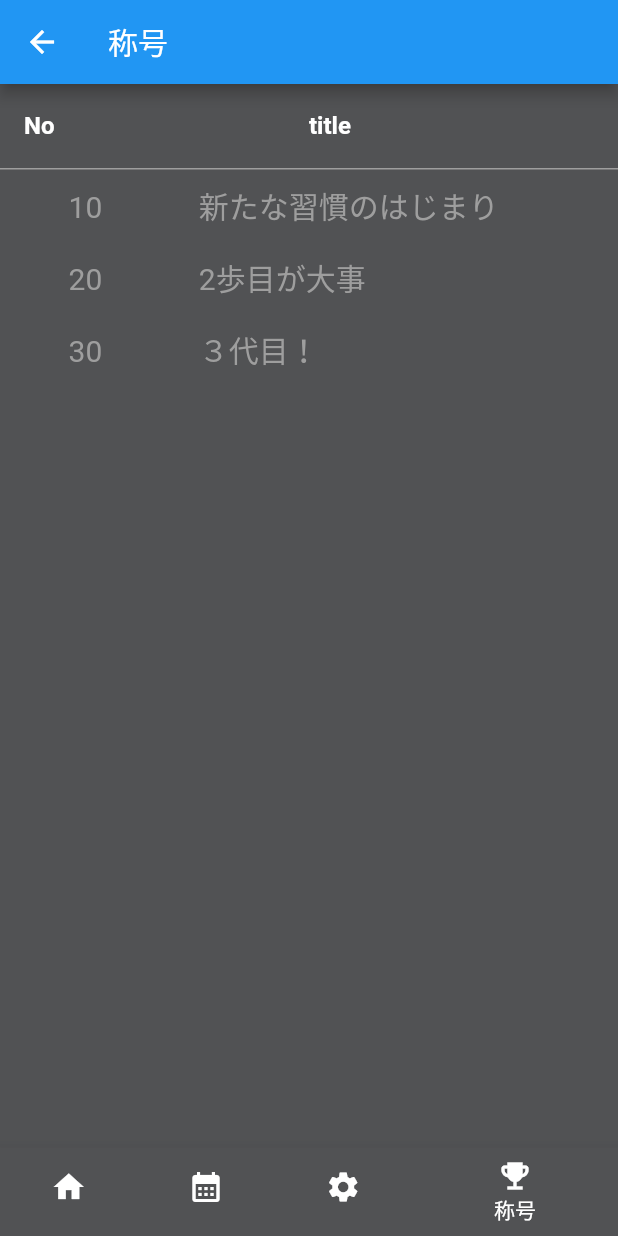
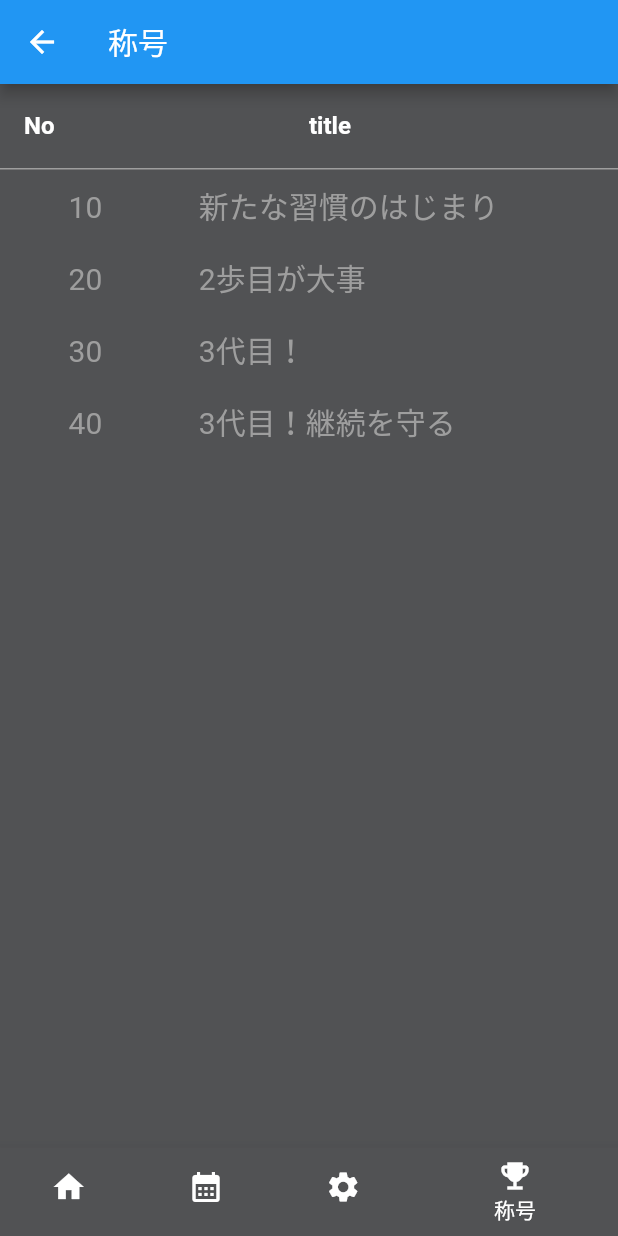
Before and after one commit to yousetsu/start_time_habits, a Flutter app: the AchievementScreen screen opened by its route, on a phone screen of 412 x 824 dp. Run offline on Flutter 3.47's test engine with Material 2 defaults, Android fonts, the phone set to English and light mode, and no system bars; our stand-ins replace flutter_calendar_carousel, flutter_local_notifications, flutter_native_timezone, sqflite, timezone; missing offline and left inert: flutter_picker; accounts and stored records are empty; statements that could not run were skipped.

Commit message:
アチーブメント更新

```diff
--- a/lib/global.dart
+++ b/lib/global.dart
@@ -3,5 +3,7 @@
 List<Map<String, dynamic>> achievementMapList = [
   {'No': '10', 'title': '新たな習慣のはじまり','body':'新たな習慣のスタートです！','num':1,'combo_num':0,'due_num':0,'combodue_num':0,'restart':0},
   {'No': '20', 'title': '2歩目が大事','body':'映画でもなんでも２で終わっちゃうことがあると思うので、２回目って大事だと思います。','num':2,'combo_num':0,'due_num':0,'combodue_num':0,'restart':0},
-  {'No': '30', 'title': '３代目！','body':'王様や将軍は３代目が重要とよく言われます。習慣においても大事な回数です。','num':3,'combo_num':0,'due_num':0,'combodue_num':0,'restart':0}
+  {'No': '30', 'title': '3代目！','body':'王様や将軍は３代目が重要とよく言われます。習慣においても大事な回数です。','num':3,'combo_num':0,'due_num':0,'combodue_num':0,'restart':0},
+  {'No': '40', 'title': '3代目！継続を守る','body':'王様や将軍は３代目が重要とよく言われます。習慣においても大事な回数です。とりあえず毎日続けることが大事！毎日ポチポチ習慣を開始していきましょう！','num':0,'combo_num':3,'due_num':0,'combodue_num':0,'restart':0}
+
 ];
```
